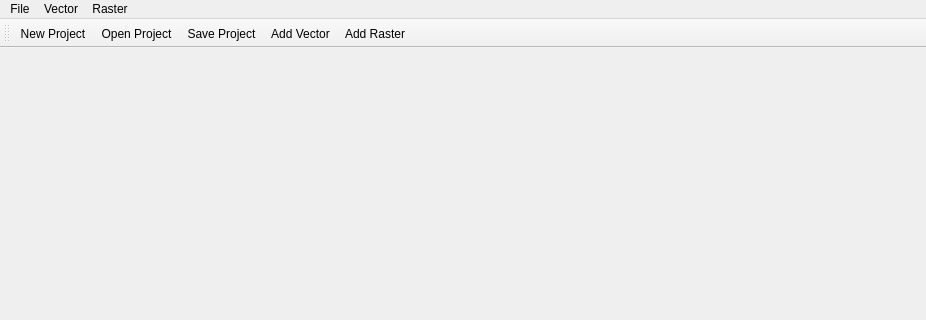
The window that qgis_dev/qgis_dev.ui (MrJGao/qgis_dev) describes before a commit, drawn with Qt 5; both pictures show x 0 to 926 and y 0 to 320 of the 926 by 580 pixel window.
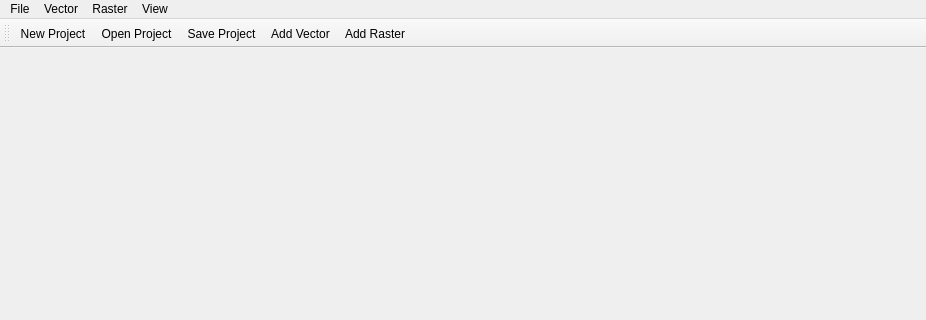
The same window after the commit. Icons and pictures are not drawn.

```diff
--- a/qgis_dev/qgis_dev.ui
+++ b/qgis_dev/qgis_dev.ui
@@ -67,9 +67,16 @@
     </property>
     <addaction name="actionAdd_Raster"/>
    </widget>
+   <widget class="QMenu" name="menuView">
+    <property name="title">
+     <string>View</string>
+    </property>
+    <addaction name="actionToggle_Overview"/>
+   </widget>
    <addaction name="menuFile"/>
    <addaction name="menuVector"/>
    <addaction name="menuRaster"/>
+   <addaction name="menuView"/>
   </widget>
   <widget class="QToolBar" name="mainToolBar">
    <attribute name="toolBarArea">
```
Left out of the diff: 11 changed lines with no effect on the pictures.
